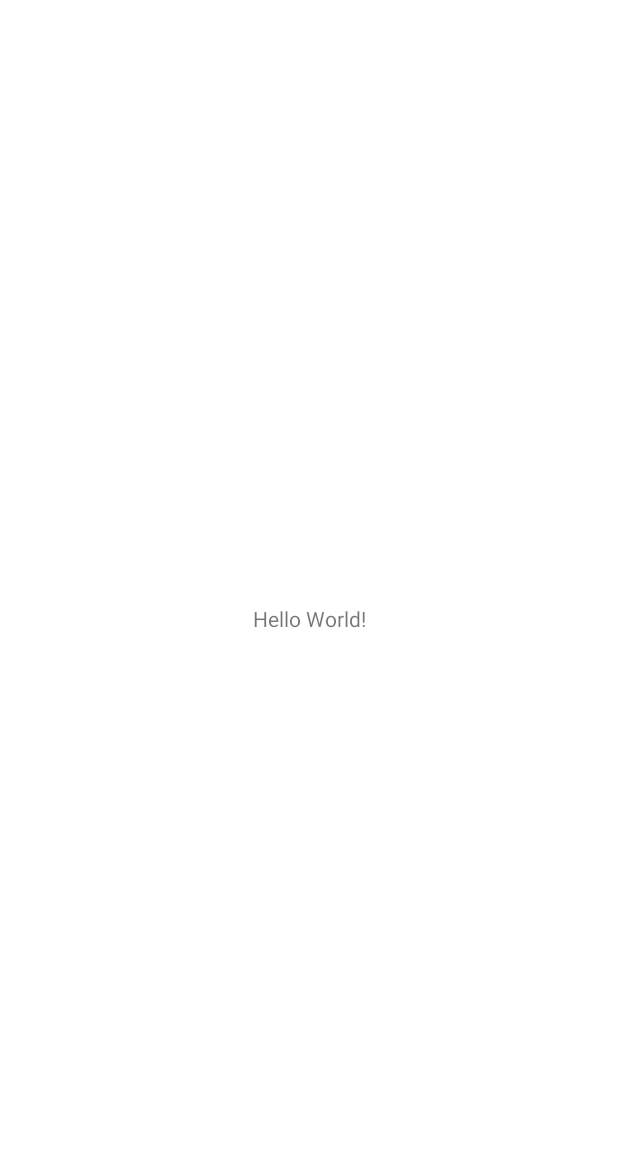
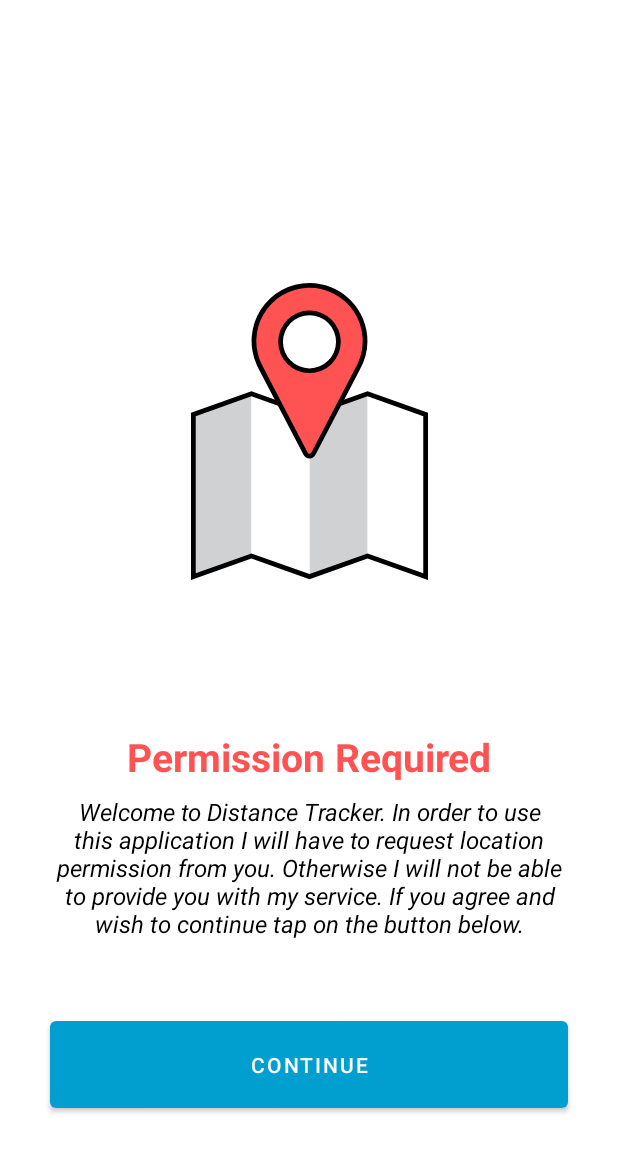
Before and after one commit to ChanManChan/android-03, an Android app: the screen it shows after launch (MainActivity), on a phone screen of 412 x 824 dp. Before the commit the part shown is almost empty. Shown: the top 1152 px of the screen. Run offline under Robolectric (Android 15) with nearby library versions, the phone set to English and light mode, and no system bars; our stand-ins replace data binding; libraries missing offline, so code that uses them is left out: com.vmadalin.easypermissions; 1 statement that could not run was skipped.

Commit message:
nav-graph-set-up

```diff
--- a/app/build.gradle
+++ b/app/build.gradle
@@ -45,6 +45,8 @@ dependencies {
     implementation 'androidx.appcompat:appcompat:1.3.1'
     implementation 'com.google.android.material:material:1.4.0'
     implementation 'androidx.constraintlayout:constraintlayout:2.1.0'
+    implementation 'androidx.legacy:legacy-support-v4:1.0.0'
+    implementation 'com.google.android.gms:play-services-maps:17.0.1'
     testImplementation 'junit:junit:4.+'
     androidTestImplementation 'androidx.test.ext:junit:1.1.3'
     androidTestImplementation 'androidx.test.espresso:espresso-core:3.4.0'
--- a/app/src/main/java/com/u4/distancetracker/MainActivity.kt
+++ b/app/src/main/java/com/u4/distancetracker/MainActivity.kt
@@ -2,10 +2,24 @@ package com.u4.distancetracker
 
 import androidx.appcompat.app.AppCompatActivity
 import android.os.Bundle
+import androidx.navigation.NavController
+import androidx.navigation.fragment.NavHostFragment
+import com.u4.distancetracker.util.Permissions.hasLocationPermission
 
 class MainActivity : AppCompatActivity() {
+
+    private lateinit var navController: NavController
+
     override fun onCreate(savedInstanceState: Bundle?) {
         super.onCreate(savedInstanceState)
         setContentView(R.layout.activity_main)
+
+        val navHostFragment =
+            supportFragmentManager.findFragmentById(R.id.navHostFragment) as NavHostFragment
+        navController = navHostFragment.navController
+
+        if (hasLocationPermission(this)) {
+            navController.navigate(R.id.action_permissionFragment_to_mapsFragment)
+        }
     }
 }
--- /dev/null
+++ b/app/src/main/java/com/u4/distancetracker/PermissionFragment.kt
@@ -0,0 +1,63 @@
+package com.u4.distancetracker
+
+import android.os.Bundle
+import androidx.fragment.app.Fragment
+import android.view.LayoutInflater
+import android.view.View
+import android.view.ViewGroup
+import androidx.navigation.fragment.findNavController
+import com.u4.distancetracker.util.Permissions.hasLocationPermission
+import com.u4.distancetracker.util.Permissions.requestLocationPermission
+import com.u4.distancetracker.databinding.FragmentPermissionBinding
+import com.vmadalin.easypermissions.EasyPermissions
+import com.vmadalin.easypermissions.dialogs.SettingsDialog
+
+class PermissionFragment : Fragment(), EasyPermissions.PermissionCallbacks {
+
+    private var _binding: FragmentPermissionBinding? = null
+    private val binding get() = _binding!!
+
+    override fun onCreateView(
+        inflater: LayoutInflater, container: ViewGroup?,
+        savedInstanceState: Bundle?
+    ): View {
+        // Inflate the layout for this fragment
+        _binding = FragmentPermissionBinding.inflate(inflater, container, false)
+
+        binding.continueButton.setOnClickListener {
+            if (hasLocationPermission(requireContext())) {
+                findNavController().navigate(R.id.action_permissionFragment_to_mapsFragment)
+            } else {
+                requestLocationPermission(this)
+            }
+        }
+
+        return binding.root
+    }
+
+    override fun onRequestPermissionsResult(
+        requestCode: Int,
+        permissions: Array<out String>,
+        grantResults: IntArray
+    ) {
+        super.onRequestPermissionsResult(requestCode, permissions, grantResults)
+        EasyPermissions.onRequestPermissionsResult(requestCode, permissions, grantResults, this)
+    }
+
+    override fun onPermissionsDenied(requestCode: Int, perms: List<String>) {
+        if (EasyPermissions.somePermissionPermanentlyDenied(this, perms[0])) {
+            SettingsDialog.Builder(requireActivity()).build().show()
+        } else {
+            requestLocationPermission(this)
+        }
+    }
+
+    override fun onPermissionsGranted(requestCode: Int, perms: List<String>) {
+        findNavController().navigate(R.id.action_permissionFragment_to_mapsFragment)
+    }
+
+    override fun onDestroyView() {
+        super.onDestroyView()
+        _binding = null
+    }
+}
--- /dev/null
+++ b/app/src/main/java/com/u4/distancetracker/util/Constants.kt
@@ -0,0 +1,5 @@
+package com.u4.distancetracker.util
+
+object Constants {
+    const val PERMISSION_LOCATION_REQUEST_CODE = 1
+}
--- /dev/null
+++ b/app/src/main/res/drawable/ic_welcome_image.xml
@@ -0,0 +1,27 @@
+<vector xmlns:android="http://schemas.android.com/apk/res/android"
+    android:width="158.189dp"
+    android:height="198.05dp"
+    android:viewportWidth="158.189"
+    android:viewportHeight="198.05">
+    <path
+        android:pathData="M40.337,181.996 L1.579,195.811L1.579,87.683l38.758,-13.815Z"
+        android:fillColor="#cfd1d2"/>
+    <path
+        android:pathData="M117.853,181.996l-38.758,13.815L79.095,87.683l38.758,-13.815Z"
+        android:fillColor="#cfd1d2"/>
+    <path
+        android:pathData="M79.095,195.811l-38.758,-13.815L40.337,73.868L79.095,87.683Z"
+        android:fillColor="#fff"/>
+    <path
+        android:pathData="M156.611,195.811l-38.758,-13.815L117.853,73.868L156.611,87.683Z"
+        android:fillColor="#fff"/>
+    <path
+        android:fillColor="#FF000000"
+        android:pathData="M158.189,198.05l-40.337,-14.378L79.095,197.487l-38.758,-13.815L0,198.05L0,86.569l40.337,-14.377 38.758,13.815 38.758,-13.815 40.337,14.377ZM40.337,180.317l38.758,13.815L117.852,180.317l37.18,13.252L155.032,88.796l-37.18,-13.252 -38.758,13.815 -38.758,-13.815L3.158,88.796L3.158,193.573Z"/>
+    <path
+        android:pathData="M116.181,39.056a37.087,37.087 0,1 0,-69.787 17.111h0l30.1,57.705a2.933,2.933 0,0 0,5.2 0l29.411,-56.474a36.937,36.937 0,0 0,1.728 -3.318l0.01,-0.019h0A36.939,36.939 0,0 0,116.181 39.056ZM79.094,58.516a19.3,19.3 0,1 1,19.3 -19.3A19.3,19.3 0,0 1,79.094 58.516Z"
+        android:fillColor="#ff5353"/>
+    <path
+        android:fillColor="#FF000000"
+        android:pathData="M79.092,117.033a4.5,4.5 0,0 1,-4 -2.425l-30.154,-57.81c-0.095,-0.178 -0.188,-0.357 -0.28,-0.537l-0.87,-1.668h0.068a38.677,38.677 0,0 1,35.239 -54.593,38.838 38.838,0 0,1 38.664,39.077l-1.579,-0.016 1.579,0.016a38.453,38.453 0,0 1,-5.272 19.089l-29.392,56.438a4.5,4.5 0,0 1,-4 2.428ZM48.992,57.751 L77.892,113.151a1.355,1.355 0,0 0,2.4 0l29.45,-56.544a35.471,35.471 0,0 0,1.653 -3.176l0.028,-0.056a35.511,35.511 0,1 0,-63.641 2.055l1.247,2.324ZM79.092,60.095a20.878,20.878 0,1 1,20.879 -20.878A20.9,20.9 0,0 1,79.095 60.095ZM79.092,21.495a17.722,17.722 0,1 0,17.721 17.722A17.742,17.742 0,0 0,79.095 21.495Z"/>
+</vector>
--- a/app/src/main/res/layout/activity_main.xml
+++ b/app/src/main/res/layout/activity_main.xml
@@ -6,13 +6,17 @@
     android:layout_height="match_parent"
     tools:context=".MainActivity">
 
-    <TextView
-        android:layout_width="wrap_content"
-        android:layout_height="wrap_content"
-        android:text="Hello World!"
+    <androidx.fragment.app.FragmentContainerView
+        android:id="@+id/navHostFragment"
+        android:name="androidx.navigation.fragment.NavHostFragment"
+        android:layout_width="409dp"
+        android:layout_height="729dp"
+        app:defaultNavHost="true"
         app:layout_constraintBottom_toBottomOf="parent"
-        app:layout_constraintLeft_toLeftOf="parent"
-        app:layout_constraintRight_toRightOf="parent"
-        app:layout_constraintTop_toTopOf="parent" />
+        app:layout_constraintEnd_toEndOf="parent"
+        app:layout_constraintHorizontal_bias="0.5"
+        app:layout_constraintStart_toStartOf="parent"
+        app:layout_constraintTop_toTopOf="parent"
+        app:navGraph="@navigation/nav_graph" />
 
 </androidx.constraintlayout.widget.ConstraintLayout>
--- /dev/null
+++ b/app/src/main/res/layout/fragment_permission.xml
@@ -0,0 +1,71 @@
+<?xml version="1.0" encoding="utf-8"?>
+<layout xmlns:android="http://schemas.android.com/apk/res/android"
+    xmlns:app="http://schemas.android.com/apk/res-auto"
+    xmlns:tools="http://schemas.android.com/tools">
+
+    <data>
+
+    </data>
+
+    <androidx.constraintlayout.widget.ConstraintLayout
+        android:layout_width="match_parent"
+        android:layout_height="match_parent"
+        tools:context=".PermissionFragment">
+
+        <ImageView
+            android:id="@+id/welcome_imageView"
+            android:layout_width="wrap_content"
+            android:layout_height="wrap_content"
+            android:layout_marginBottom="100dp"
+            android:src="@drawable/ic_welcome_image"
+            app:layout_constraintBottom_toTopOf="@+id/welcome_textView"
+            app:layout_constraintEnd_toEndOf="parent"
+            app:layout_constraintStart_toStartOf="parent" />
+
+        <TextView
+            android:id="@+id/welcome_textView"
+            android:layout_width="0dp"
+            android:layout_height="wrap_content"
+            android:layout_marginStart="32dp"
+            android:layout_marginEnd="32dp"
+            android:layout_marginBottom="8dp"
+            android:text="@string/permission_required"
+            android:textAlignment="center"
+            android:textColor="@color/red"
+            android:textSize="26sp"
+            android:textStyle="bold"
+            app:layout_constraintBottom_toTopOf="@+id/permission_description_textView"
+            app:layout_constraintEnd_toEndOf="parent"
+            app:layout_constraintHorizontal_bias="0.5"
+            app:layout_constraintStart_toStartOf="parent" />
+
+        <TextView
+            android:id="@+id/permission_description_textView"
+            android:layout_width="0dp"
+            android:layout_height="wrap_content"
+            android:layout_marginStart="32dp"
+            android:layout_marginEnd="32dp"
+            android:layout_marginBottom="48dp"
+            android:text="@string/permission_description"
+            android:textAlignment="center"
+            android:textColor="@color/black"
+            android:textSize="16sp"
+            android:textStyle="italic"
+            app:layout_constraintBottom_toTopOf="@+id/continue_button"
+            app:layout_constraintEnd_toEndOf="parent"
+            app:layout_constraintStart_toStartOf="parent" />
+
+        <Button
+            android:id="@+id/continue_button"
+            android:layout_width="0dp"
+            android:layout_height="70dp"
+            android:layout_marginStart="32dp"
+            android:layout_marginEnd="32dp"
+            android:layout_marginBottom="32dp"
+            android:text="@string/continue_text"
+            app:layout_constraintBottom_toBottomOf="parent"
+            app:layout_constraintEnd_toEndOf="parent"
+            app:layout_constraintStart_toStartOf="parent" />
+
+    </androidx.constraintlayout.widget.ConstraintLayout>
+</layout>
--- /dev/null
+++ b/app/src/main/res/navigation/nav_graph.xml
@@ -0,0 +1,37 @@
+<?xml version="1.0" encoding="utf-8"?>
+<navigation xmlns:android="http://schemas.android.com/apk/res/android"
+    xmlns:app="http://schemas.android.com/apk/res-auto"
+    xmlns:tools="http://schemas.android.com/tools"
+    android:id="@+id/nav_graph"
+    app:startDestination="@id/permissionFragment">
+
+    <fragment
+        android:id="@+id/permissionFragment"
+        android:name="com.u4.distancetracker.PermissionFragment"
+        android:label="fragment_permission"
+        tools:layout="@layout/fragment_permission" >
+        <action
+            android:id="@+id/action_permissionFragment_to_mapsFragment"
+            app:destination="@id/mapsFragment"
+            app:popUpTo="@id/permissionFragment"
+            app:popUpToInclusive="true" />
+    </fragment>
+    <fragment
+        android:id="@+id/mapsFragment"
+        android:name="com.u4.distancetracker.MapsFragment"
+        android:label="fragment_maps"
+        tools:layout="@layout/fragment_maps" >
+        <action
+            android:id="@+id/action_mapsFragment_to_resultFragment"
+            app:destination="@id/resultFragment" />
+    </fragment>
+    <fragment
+        android:id="@+id/resultFragment"
+        android:name="com.u4.distancetracker.ResultFragment"
+        android:label="fragment_result"
+        tools:layout="@layout/fragment_result" >
+        <action
+            android:id="@+id/action_resultFragment_to_mapsFragment"
+            app:destination="@id/mapsFragment" />
+    </fragment>
+</navigation>
--- a/app/src/main/res/values/strings.xml
+++ b/app/src/main/res/values/strings.xml
@@ -1,3 +1,13 @@
 <resources>
     <string name="app_name">DistanceTracker</string>
+    <!-- TODO: Remove or change this placeholder text -->
+    <string name="hello_blank_fragment">Hello blank fragment</string>
+    <string name="continue_text">Continue</string>
+    <string name="permission_description">Welcome to Distance Tracker. In order to use this application I will have to request location permission from you. Otherwise I will not be able to provide you with my service. If you agree and wish to continue tap on the button below.</string>
+    <string name="permission_required">Permission Required</string>
+    <string name="reset">Reset</string>
+    <string name="stop">Stop</string>
+    <string name="start">Start</string>
+    <string name="tap_on_my_location_button">Tap on My Location button</string>
+    <string name="_3">3</string>
 </resources>
```
Also changed, not shown: app/src/debug/res/values/google_maps_api.xml (added, +24 -0 lines), app/src/main/AndroidManifest.xml (+15 -0 lines), app/src/main/java/com/u4/distancetracker/MapsFragment.kt (added, +75 -0 lines), app/src/main/java/com/u4/distancetracker/ResultFragment.kt (added, +17 -0 lines), app/src/main/java/com/u4/distancetracker/util/ExtensionFunctions.kt (added, +24 -0 lines), app/src/main/java/com/u4/distancetracker/util/Permissions.kt (added, +22 -0 lines), app/src/main/res/drawable/ic_reset.xml (added, +10 -0 lines), app/src/main/res/layout/fragment_maps.xml (added, +92 -0 lines), app/src/main/res/layout/fragment_result.xml (added, +14 -0 lines), 1 other file.
